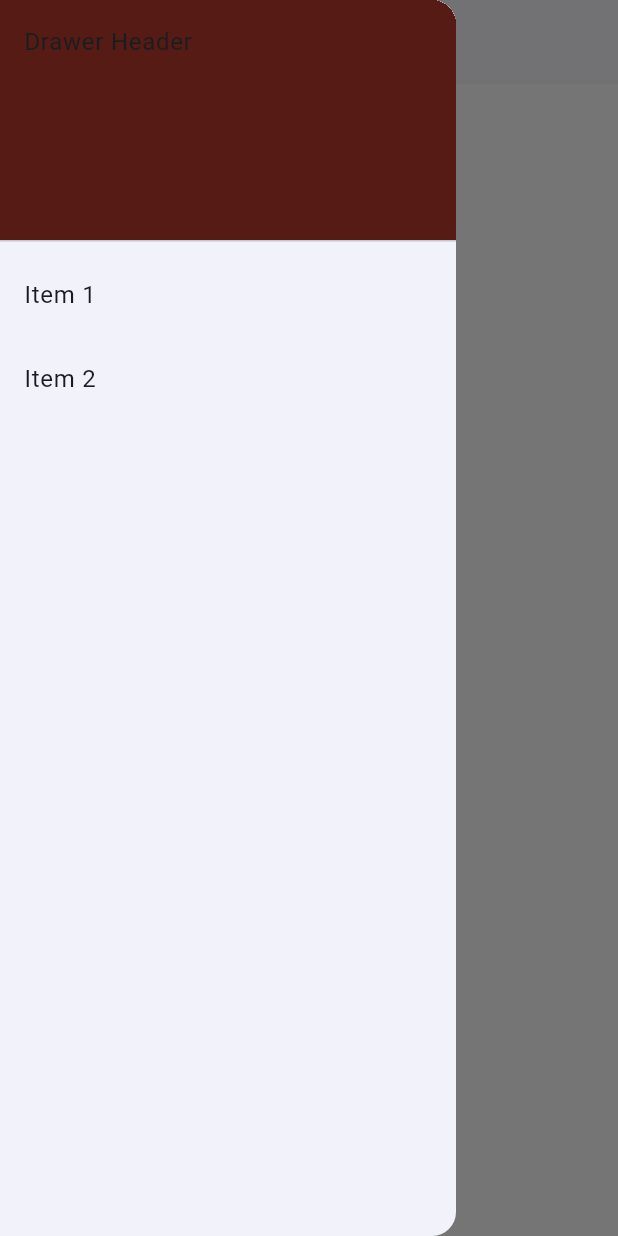
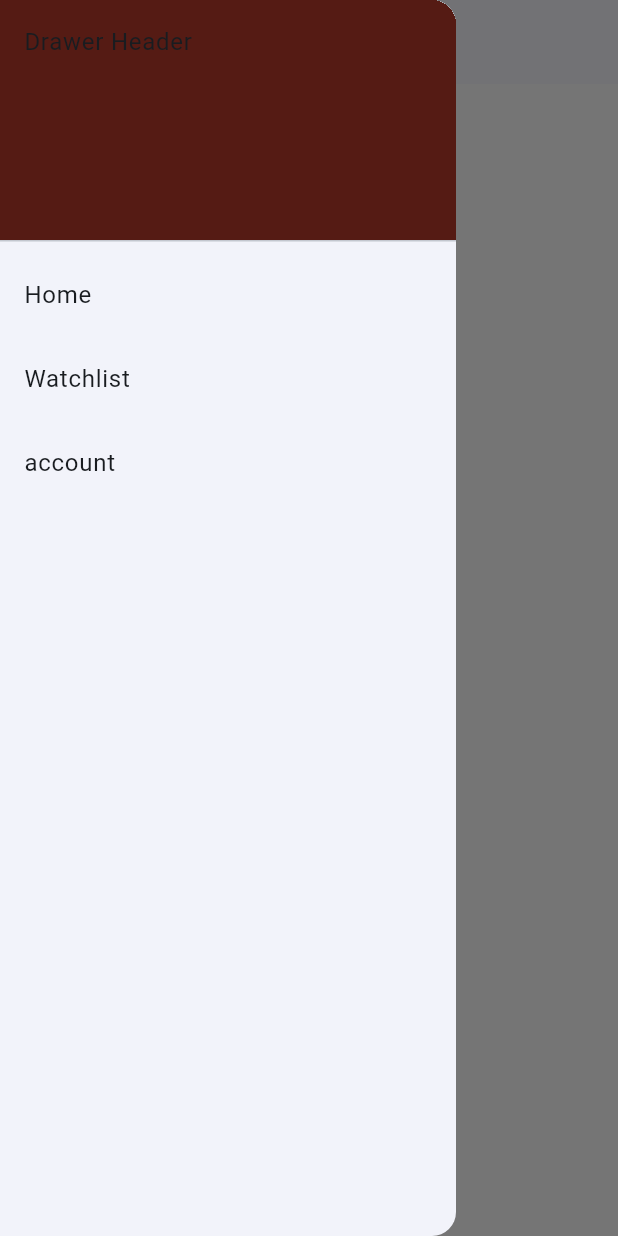
Before and after one commit to Sven491/Eindopdracht, a Flutter app: the screen it shows after launch, with the side drawer open, on a phone screen of 412 x 824 dp. Run offline on Flutter 3.47's test engine with Material 3 defaults, Android fonts, the phone set to English and light mode, and no system bars.

Commit message:
Quick changes

```diff
--- a/movieapp/lib/main.dart
+++ b/movieapp/lib/main.dart
@@ -1,4 +1,5 @@
 import 'package:flutter/material.dart';
+import 'package:movieapp/pages/account.dart';
 import 'package:movieapp/pages/homepage.dart';
 import 'package:movieapp/pages/listpage.dart';
 
@@ -22,6 +23,7 @@ class MyApp extends StatelessWidget {
       routes: {
         '/home': (context) => const HomePage(),
         '/list': (context) => const Listpage(),
+        '/account': (context) => const AccountPage()
       },
     );
   }
--- a/movieapp/lib/pages/homepage.dart
+++ b/movieapp/lib/pages/homepage.dart
@@ -16,15 +16,20 @@ class HomePage extends StatelessWidget {
             child: Text('Drawer Header'),
           ),
           ListTile(
-            title: const Text('Item 1'),
+            title: const Text('Home'),
             onTap: () {
-
+              Navigator.pushNamed(context, '/home');
             },
           ),
           ListTile(
-            title: const Text('Item 2'),
+            title: const Text('Watchlist'),
             onTap: () {
-            },
+            Navigator.pushNamed(context, '/list');},
+          ),
+          ListTile(
+            title: const Text('account'),
+            onTap: () {
+            Navigator.pushNamed(context, '/account');},
           ),
         ],
       ),
@@ -33,13 +38,13 @@ class HomePage extends StatelessWidget {
           body: Center(
             child: Row(
               children: [
-                IconButton(
-                  icon: Icon(Icons.list),
-                  onPressed:() {
-                    Navigator.pushNamed(context, '/list');
-                  },
+                Container(
+                   child: Column(
+                     children: [
+                       Text('Home Page'),
+                     ],
+                   )
                 ),
-
               ],
             ),
           ),
```
Also changed, not shown: movieapp/lib/pages/account.dart (added, +14 -0 lines).
